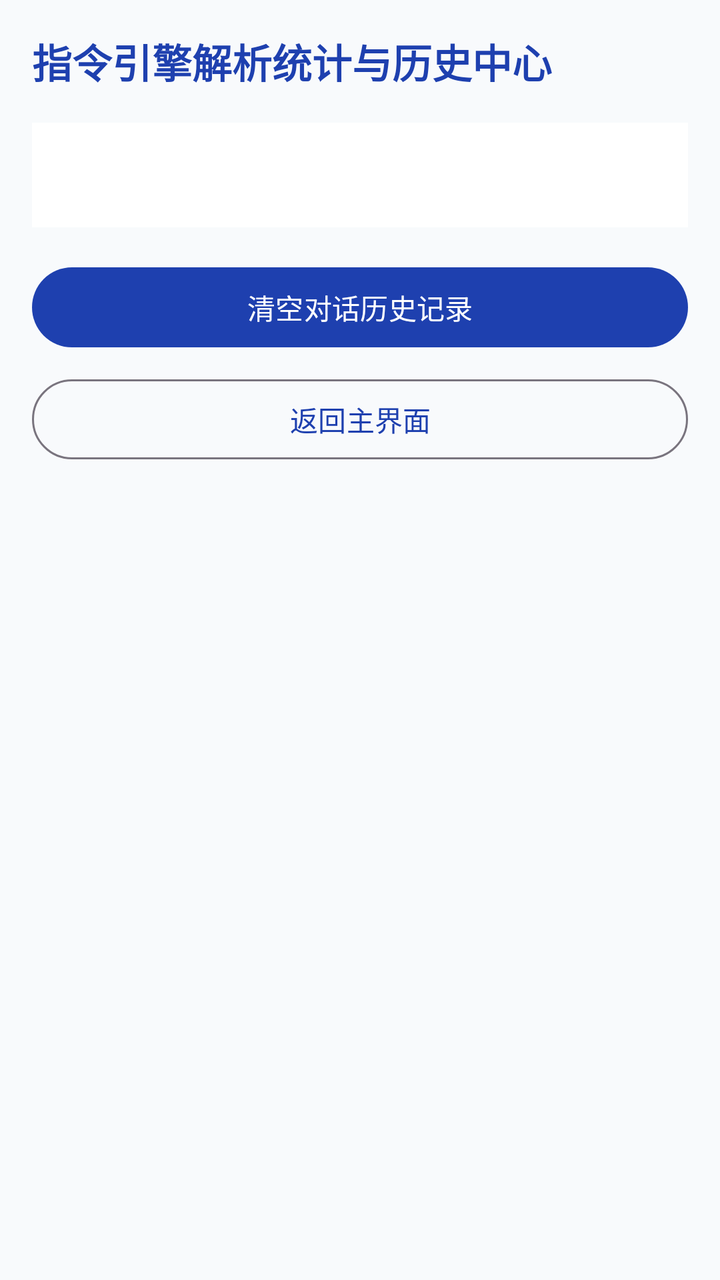
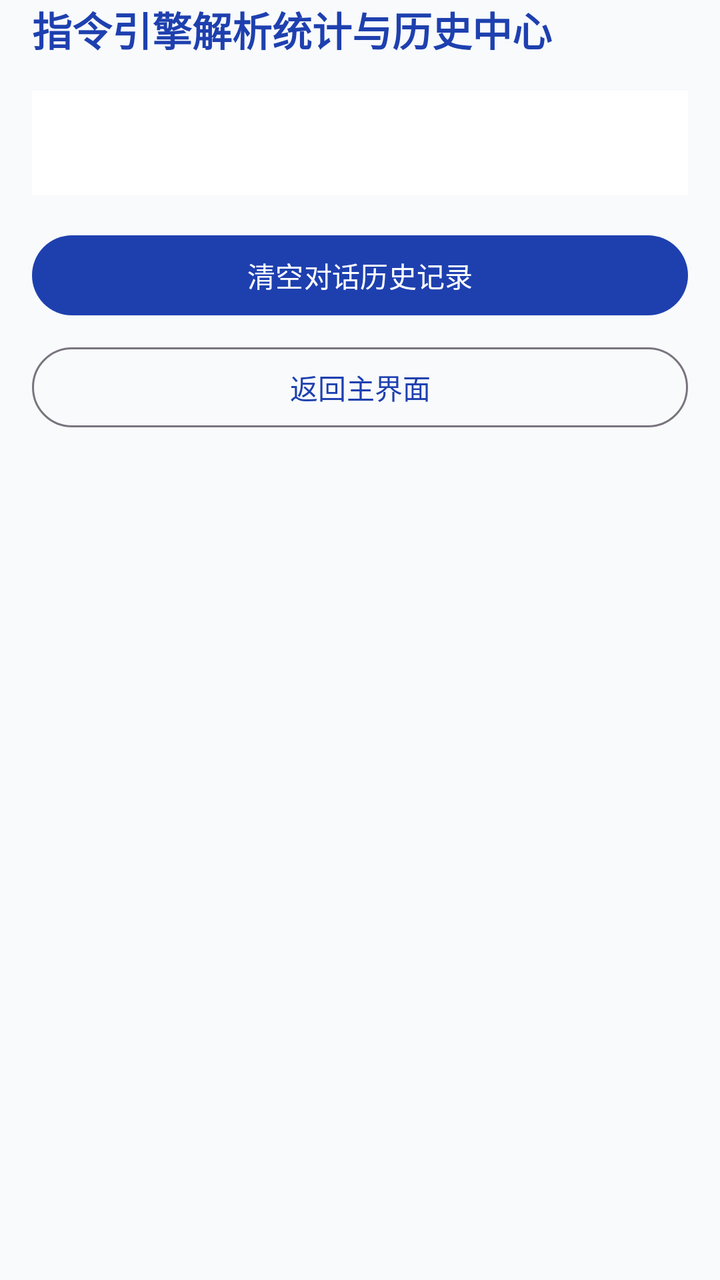

Before-and-after screenshots of an Android layout around one commit, followed by the original layout XML and the change that was made.
<!-- AndroidManifest.xml: application theme Theme.VoiceIntelligence -->
<!-- res/layout/activity_engine_stats.xml -->
<?xml version="1.0" encoding="utf-8"?>
<LinearLayout xmlns:android="http://schemas.android.com/apk/res/android"
    android:layout_width="match_parent"
    android:layout_height="match_parent"
    android:orientation="vertical"
    android:background="@color/bg_light"
    android:padding="16dp">

    <TextView
        android:layout_width="match_parent"
        android:layout_height="wrap_content"
        android:text="指令引擎解析统计与历史中心"
        android:textColor="@color/primary"
        android:textSize="20sp"
        android:textStyle="bold" />

    <TextView
        android:id="@+id/tvStatsSummary"
        android:layout_width="match_parent"
        android:layout_height="wrap_content"
        android:layout_marginTop="16dp"
        android:background="@color/surface_card"
        android:padding="16dp"
        android:textColor="@color/text_primary"
        android:textSize="15sp" />

    <Button
        android:id="@+id/btnClearChatHistory"
        android:layout_width="match_parent"
        android:layout_height="wrap_content"
        android:layout_marginTop="16dp"
        android:text="清空对话历史记录" />

    <Button
        android:id="@+id/btnCloseStats"
        style="?attr/materialButtonOutlinedStyle"
        android:layout_width="match_parent"
        android:layout_height="wrap_content"
        android:layout_marginTop="8dp"
        android:text="返回主界面" />
</LinearLayout>
<!-- resources referenced by this layout -->
<resources>
  <color name="bg_light">#F8FAFC</color>
  <color name="primary">#1E40AF</color>
  <color name="surface_card">#FFFFFF</color>
  <color name="text_primary">#0F172A</color>
  <style name="Theme.VoiceIntelligence" parent="Theme.Material3.DayNight.NoActionBar">
          <item name="colorPrimary">@color/primary</item>
          <item name="colorSecondary">@color/accent</item>
          <item name="android:statusBarColor">@color/primary_dark</item>
      </style>
  <color name="accent">#0284C7</color>
  <color name="primary_dark">#1E3A8A</color>
</resources>

<!-- the commit's change to res/layout/activity_engine_stats.xml (unified diff, before → after) -->
@@ -3,8 +3,10 @@
     android:layout_width="match_parent"
     android:layout_height="match_parent"
     android:orientation="vertical"
+    android:fitsSystemWindows="true"
     android:background="@color/bg_light"
-    android:padding="16dp">
+    android:paddingHorizontal="16dp"
+    android:paddingBottom="16dp">
 
     <TextView
         android:layout_width="match_parent"
<!-- resource entries referenced after the edit -->
@@ -8,6 +8,7 @@
           <item name="colorPrimary">@color/primary</item>
           <item name="colorSecondary">@color/accent</item>
           <item name="android:statusBarColor">@color/primary_dark</item>
+          <item name="android:windowLightStatusBar">false</item>
       </style>
   <color name="accent">#0284C7</color>
   <color name="primary_dark">#1E3A8A</color>
